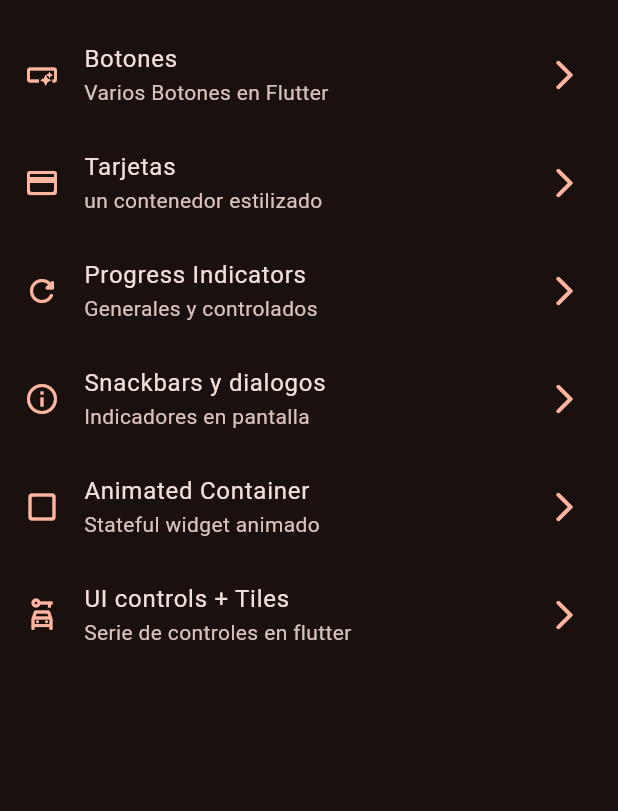
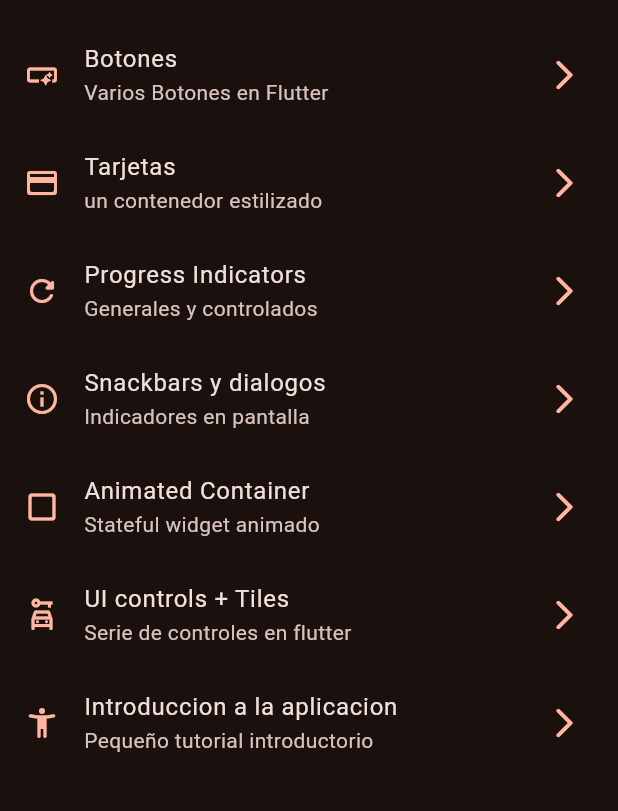
Before and after one commit to Erik-egam/Widgets_app, a Flutter app: the screen it shows after launch, on a phone screen of 412 x 824 dp, the part 63-874 px from its top. Run offline on Flutter 3.47's test engine with Material 3 defaults, Android fonts, the phone set to English and light mode, and no system bars; our stand-ins replace go_router.

```diff
--- a/lib/config/menu/menu_items.dart
+++ b/lib/config/menu/menu_items.dart
@@ -57,5 +57,12 @@ const appMenuItems = <MenuItems>[
     icon: Icons.car_rental_outlined
     ),
 
+    MenuItems(
+    title: "Introduccion a la aplicacion",
+    subTitle: "Pequeño tutorial introductorio",
+    link: '/tutorial',
+    icon: Icons.accessibility_new_rounded
+    ),
+
 
 ];
--- a/lib/config/router/app_router.dart
+++ b/lib/config/router/app_router.dart
@@ -48,5 +48,11 @@ final appRouter = GoRouter(
       builder: (context, state) => const UiControlsScreen(),
     ),
 
+    GoRoute(
+      path: '/tutorial',
+      name: AppTuturialScreen.name,
+      builder: (context, state) => const AppTuturialScreen(),
+    ),
+
   ],
 );
--- a/lib/presentation/screens/app_tuturial/app_tuturial_screen.dart
+++ b/lib/presentation/screens/app_tuturial/app_tuturial_screen.dart
@@ -2,6 +2,7 @@ import 'package:flutter/material.dart';
 
 class AppTuturialScreen extends StatelessWidget {
   const AppTuturialScreen({super.key});
+  static const String name = 'app_tutorial_screen';
 
   @override
   Widget build(BuildContext context) {
--- a/pubspec.yaml
+++ b/pubspec.yaml
@@ -18,3 +18,6 @@ dev_dependencies:
 
 flutter:
   uses-material-design: true
+
+assets:
+  - assets/images/
```
Also changed, not shown: assets/Images/1.png (added), assets/Images/2.png (added), assets/Images/3.png (added), assets/Images/jar-loading.gif (added).
